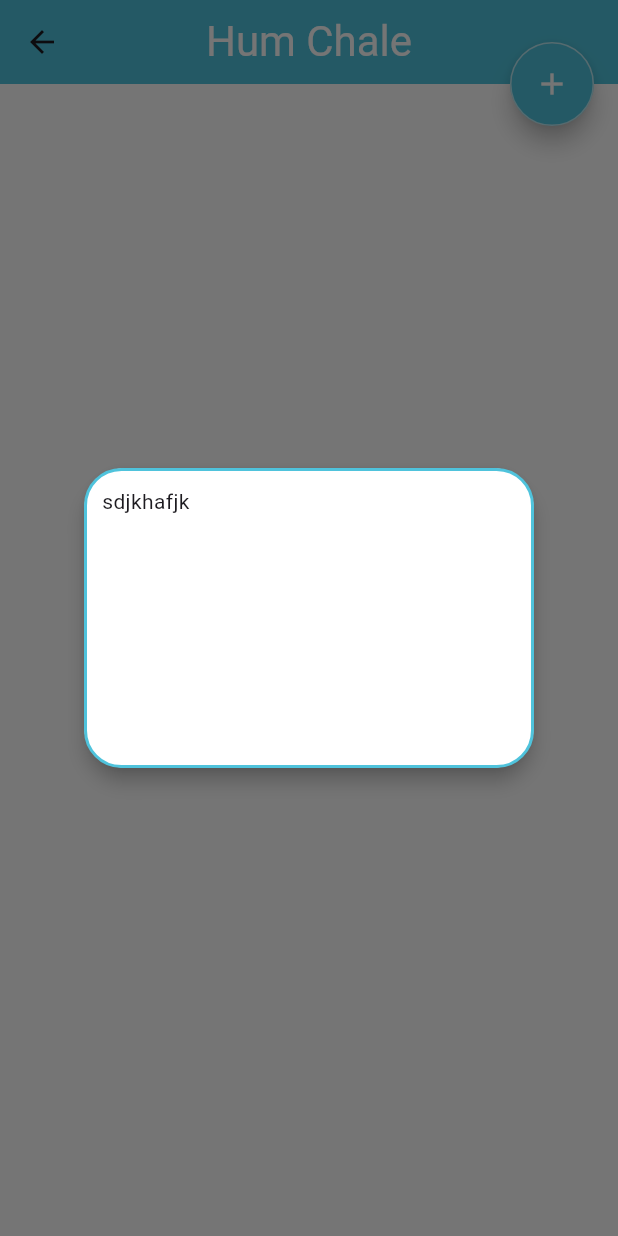
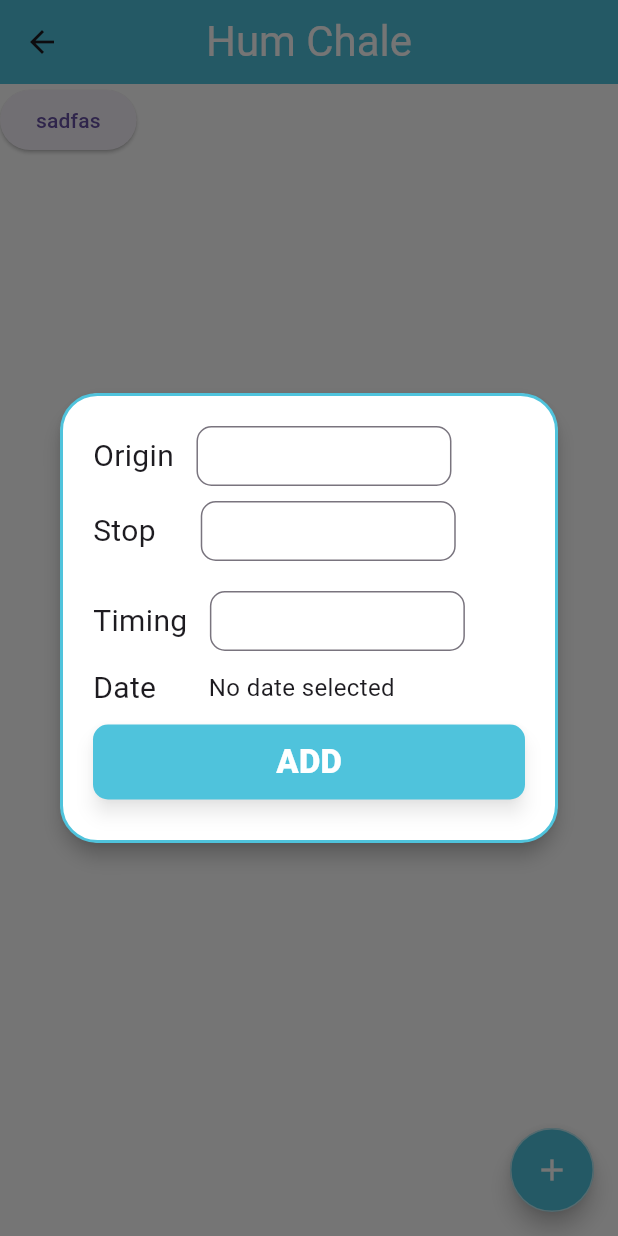
Before and after one commit to AnujLo1c/hum_chale, a Flutter app: the TripItinerary screen opened by its route, after a tap on the "add" icon, on a phone screen of 412 x 824 dp. Run offline on Flutter 3.47's test engine with Material 3 defaults, Android fonts, the phone set to English and light mode, and no system bars; our stand-ins replace gap, gradient_borders, lottie, rive.

Commit message:
add dialog ui done . bug in 3rd textfield

```diff
--- a/lib/screens/trip_hosting/trip_itinary.dart
+++ b/lib/screens/trip_hosting/trip_itinary.dart
@@ -1,8 +1,11 @@
 import 'package:flutter/material.dart';
+import 'package:flutter/widgets.dart';
+import 'package:gap/gap.dart';
 import 'package:hum_chale/ui/CustomColors.dart';
 import 'package:hum_chale/widget/CustomAppBar.dart';
+
 class TripItinerary extends StatefulWidget {
-  static var routeName="trip-itinerary";
+  static var routeName = "trip-itinerary";
   const TripItinerary({super.key});
 
   @override
@@ -10,40 +13,162 @@ class TripItinerary extends StatefulWidget {
 }
 
 class _TripItineraryState extends State<TripItinerary> {
-  List<dynamic> itineraries=[];
-
+  List<dynamic> itineraries = [];
+  TextEditingController textEditingControllerStart = TextEditingController();
+  TextEditingController textEditingControllerDest = TextEditingController();
+  TextEditingController textEditingControllerTime = TextEditingController();
+  // TextEditingController textEditingControllerdate=TextEditingController();
+  late DateTime? _selectedDate = null;
   @override
   Widget build(BuildContext context) {
     return SafeArea(
         child: Scaffold(
       appBar: CustomAppBar(),
+      body: ElevatedButton(
+        child: Text("sadfas"),
+        onPressed: () {
+          Route t=itineraries.elementAt(0);
+          print(t.start);
+          // itineraries.clear();
+        },
+      ),
       floatingActionButton: FloatingActionButton(
-            onPressed: ()=>AddItem(),
-            child: Icon(Icons.add,color: Colors.white,),
+        onPressed: () => AddItem(),
+        child: Icon(
+          Icons.add,
+          color: Colors.white,
         ),
-          floatingActionButtonLocation: FloatingActionButtonLocation.endTop,
+      ),
+      floatingActionButtonLocation: FloatingActionButtonLocation.endFloat,
     ));
   }
 
   AddItem() {
-    return showDialog(context: context,
+    return showDialog(
+      context: context,
       builder: (context) => Dialog(
         child: Container(
             decoration: BoxDecoration(
-              border: Border.all(color: CustomColors.primaryColor,width: 2,),
-              borderRadius: BorderRadius.all(Radius.circular(25))
+                border: Border.all(
+                  color: CustomColors.primaryColor,
+                  width: 2,
                 ),
-            padding: EdgeInsets.all(10),
-            height: 200,width: 300,
-            child: Text("sdjkhafjk"),
+                borderRadius: BorderRadius.all(Radius.circular(25))),
+            padding: EdgeInsets.symmetric(vertical: 20, horizontal: 20),
+            height: 300,
+            width: 355,
+            child: Column(
+              children: [
+                InputField("Origin", textEditingControllerStart, 5),
+                Gap(10),
+                InputField("Stop", textEditingControllerDest, 20),
+                Gap(20),
+                InputField("Timing", textEditingControllerTime, 5),
+                Gap(10),
+                Row(
+                  children: [
+                    Text(
+                      "Date",
+                      style: TextStyle(fontSize: 20),
                     ),
+                    Gap(35),
+                    GestureDetector(
+                      onTap: () => _selectDate(context),
+                      child: Text(
+                        _selectedDate == null
+                            ? 'No date selected'
+                            : "${_selectedDate?.day}/${_selectedDate!.month}/${_selectedDate?.year}",
+                        style: TextStyle(fontSize: 16),
+                      ),
+                    ),
+                  ],
+                ),
+                Gap(10),
+                ElevatedButton(
+                    onPressed: () {
+                      String s = textEditingControllerStart.text;
+                      String d = textEditingControllerDest.text;
+                      String t = textEditingControllerTime.text;
+                      if (_selectedDate != null &&
+                          s != "" &&
+                          t != "" &&
+                          d != "") {
+                        Route temp = new Route(
+                            start: s, dest: d, time: t, date: _selectedDate);
+                        itineraries.add(temp);
+                        setState(() {});
+                        Navigator.pop(context);
+                      } else {
+                        print("Enter date");
+                      }
+                    },
+                    style: ElevatedButton.styleFrom(
+                        minimumSize: Size(300, 50),
+                        backgroundColor: CustomColors.primaryColor,
+                        elevation: 5,
+                        shadowColor: Colors.black45,
+                        shape: RoundedRectangleBorder(
+                            borderRadius:
+                                BorderRadius.all(Radius.circular(10)))),
+                    child: Text(
+                      "ADD",
+                      style: TextStyle(
+                          fontSize: 22,
+                          fontWeight: FontWeight.w900,
+                          color: Colors.white),
+                    )),
+              ],
+            )),
       ),
     );
   }
+
+  Future<void> _selectDate(BuildContext context) async {
+    final DateTime? picked = await showDatePicker(
+      context: context,
+      initialDate: DateTime.now(),
+      firstDate: DateTime.now(),
+      lastDate: DateTime(DateTime.now().year + 1),
+    );
+    // DateTime t=new DateTime.now();
+    if (picked != null && picked != _selectedDate) {
+      print("sadfsadfg");
+      setState(() {
+        _selectedDate = picked;
+      });
     }
-class Route{
-  final String start,dest,time;
-  final DateTime date;
+  }
 
-  Route({required this.start, required this.dest, required this.time, required this.date});
+  InputField(String s, TextEditingController t, double size) {
+    return Row(
+      children: [
+        Text(
+          s,
+          style: TextStyle(fontSize: 20),
+        ),
+        Gap(10 + size),
+        SizedBox(
+            height: 40,
+            width: 170,
+            child: TextField(
+              controller: t,
+              decoration: InputDecoration(
+                  border: OutlineInputBorder(
+                borderRadius: BorderRadius.all(Radius.circular(10)),
+              )),
+            )),
+      ],
+    );
   }
+}
+
+class Route {
+  final String start, dest, time;
+  final DateTime? date;
+
+  Route(
+      {required this.start,
+      required this.dest,
+      required this.time,
+      required this.date});
+}
--- a/lib/ui/app_style.dart
+++ b/lib/ui/app_style.dart
@@ -8,6 +8,7 @@ class AppStyles{
     // color: Color(0xFF4FC3DC),
     color: Colors.white,
   );
+
   //
   // static const TextStyle bodyTextStyle = TextStyle(
   //   fontSize: 16,
--- a/lib/ui/app_theme.dart
+++ b/lib/ui/app_theme.dart
@@ -23,6 +23,11 @@ class AppTheme{
        backgroundColor: Colors.white,
        elevation: 5,
        shadowColor: Colors.black,
+       contentTextStyle: TextStyle(
+         fontSize: 24,
+         color: Colors.black45,
+
+       )
      )
 
   );
```
Lines whose indentation alone changed are shown as unchanged.
